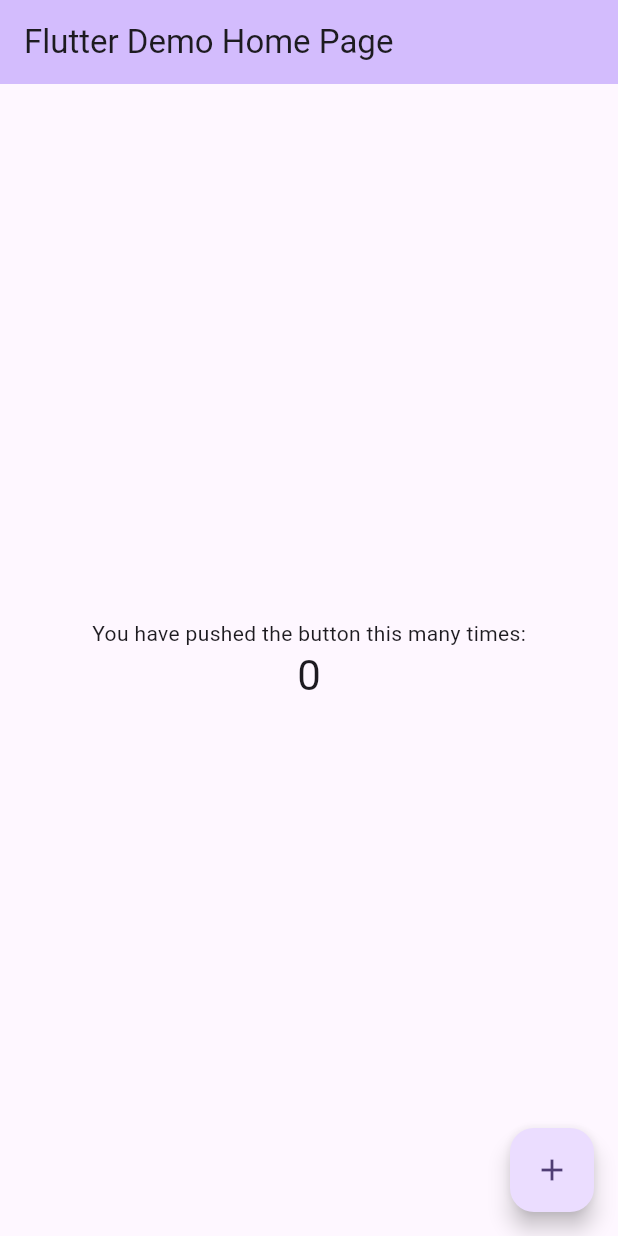
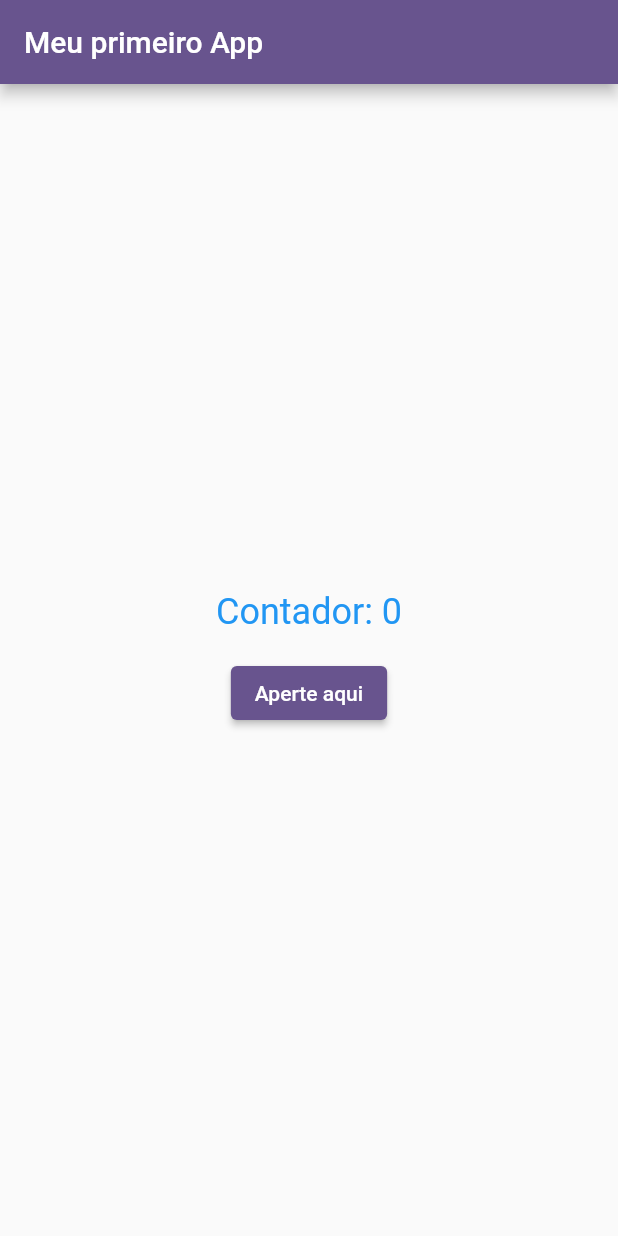
Before and after one commit to matiellojr/flutter_iniciante, a Flutter app: the screen it shows after launch, on a phone screen of 412 x 824 dp. Run offline on Flutter 3.47's test engine with Material 3 defaults, Android fonts, the phone set to English and light mode, and no system bars.

Commit message:
#AULA14 - Stateless Widgets

```diff
--- a/lib/main.dart
+++ b/lib/main.dart
@@ -13,95 +13,50 @@
     return MaterialApp(
       title: 'Flutter Demo',
       theme: ThemeData(
+        useMaterial3: false,
         colorScheme: .fromSeed(seedColor: Colors.deepPurple),
       ),
-      home: const MyHomePage(title: 'Flutter Demo Home Page'),
+      home: Scaffold(
+        appBar: AppBar(
+          title: Text('Meu primeiro App'),
+        ),
+        body: MeuStatelessWidget(),
+        ),
     );
   }
 }
 
-class MyHomePage extends StatefulWidget {
-  const MyHomePage({super.key, required this.title});
 
-  // This widget is the home page of your application. It is stateful, meaning
-  // that it has a State object (defined below) that contains fields that affect
-  // how it looks.
-
-  // This class is the configuration for the state. It holds the values (in this
-  // case the title) provided by the parent (in this case the App widget) and
-  // used by the build method of the State. Fields in a Widget subclass are
-  // always marked "final".
-
-  final String title;
-
-  @override
-  State<MyHomePage> createState() => _MyHomePageState();
-}
-
-class _MyHomePageState extends State<MyHomePage> {
-  int _counter = 0;
-
-  void _incrementCounter() {
-    setState(() {
-      // This call to setState tells the Flutter framework that something has
-      // changed in this State, which causes it to rerun the build method below
-      // so that the display can reflect the updated values. If we changed
-      // _counter without calling setState(), then the build method would not be
-      // called again, and so nothing would appear to happen.
-      _counter++;
-    });
-  }
+class MeuStatelessWidget extends StatelessWidget {
+  const MeuStatelessWidget({super.key});
 
   @override
   Widget build(BuildContext context) {
-    // This method is rerun every time setState is called, for instance as done
-    // by the _incrementCounter method above.
-    //
-    // The Flutter framework has been optimized to make rerunning build methods
-    // fast, so that you can just rebuild anything that needs updating rather
-    // than having to individually change instances of widgets.
-    return Scaffold(
-      appBar: AppBar(
-        // TRY THIS: Try changing the color here to a specific color (to
-        // Colors.amber, perhaps?) and trigger a hot reload to see the AppBar
-        // change color while the other colors stay the same.
-        backgroundColor: Theme.of(context).colorScheme.inversePrimary,
-        // Here we take the value from the MyHomePage object that was created by
-        // the App.build method, and use it to set our appbar title.
-        title: Text(widget.title),
-      ),
-      body: Center(
-        // Center is a layout widget. It takes a single child and positions it
-        // in the middle of the parent.
-        child: Column(
-          // Column is also a layout widget. It takes a list of children and
-          // arranges them vertically. By default, it sizes itself to fit its
-          // children horizontally, and tries to be as tall as its parent.
-          //
-          // Column has various properties to control how it sizes itself and
-          // how it positions its children. Here we use mainAxisAlignment to
-          // center the children vertically; the main axis here is the vertical
-          // axis because Columns are vertical (the cross axis would be
-          // horizontal).
-          //
-          // TRY THIS: Invoke "debug painting" (choose the "Toggle Debug Paint"
-          // action in the IDE, or press "p" in the console), to see the
-          // wireframe for each widget.
-          mainAxisAlignment: .center,
+    int count = 0;
+    return Column(
+      mainAxisAlignment: MainAxisAlignment.center,
+      crossAxisAlignment: CrossAxisAlignment.center,
+      children: [
+        Row(
+          mainAxisAlignment: MainAxisAlignment.center,
           children: [
-            const Text('You have pushed the button this many times:'),
             Text(
-              '$_counter',
-              style: Theme.of(context).textTheme.headlineMedium,
-            ),
+                "Contador: $count",
+                style: TextStyle(
+                  fontSize: 24,
+                  color: Colors.blue,
+                ),
+              ),
           ],
         ),
-      ),
-      floatingActionButton: FloatingActionButton(
-        onPressed: _incrementCounter,
-        tooltip: 'Increment',
-        child: const Icon(Icons.add),
-      ),
+        SizedBox(height: 16),
+        ElevatedButton(
+          onPressed: () {
+            count++;
+          },
+          child: Text("Aperte aqui"),
+        ),
+      ],
     );
   }
 }
```
Also changed, not shown: 1 other file.
